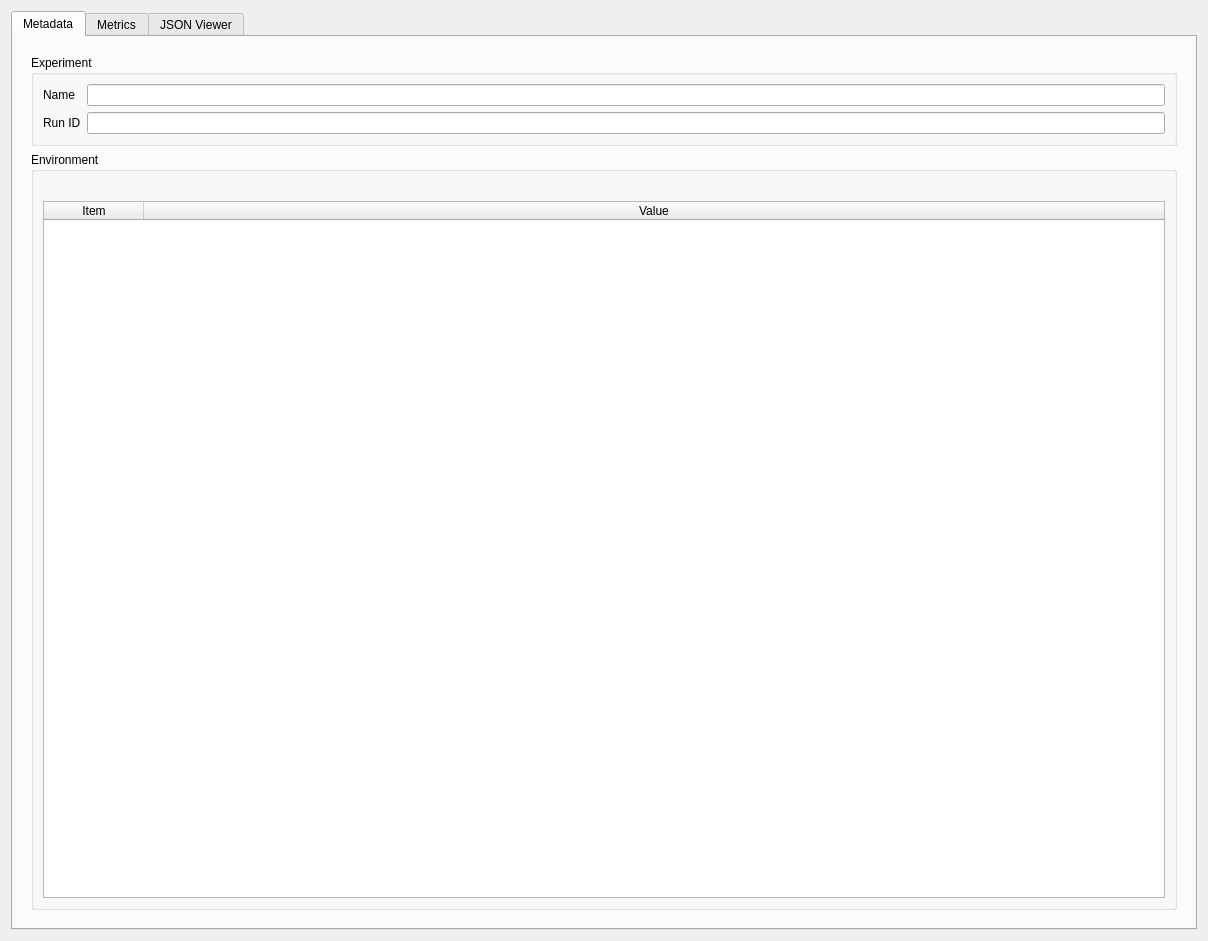
This is chia/tools/ui/json_result_viewer.ui in cabrust/chia as Qt 5 draws it before an edit. The edited form follows.
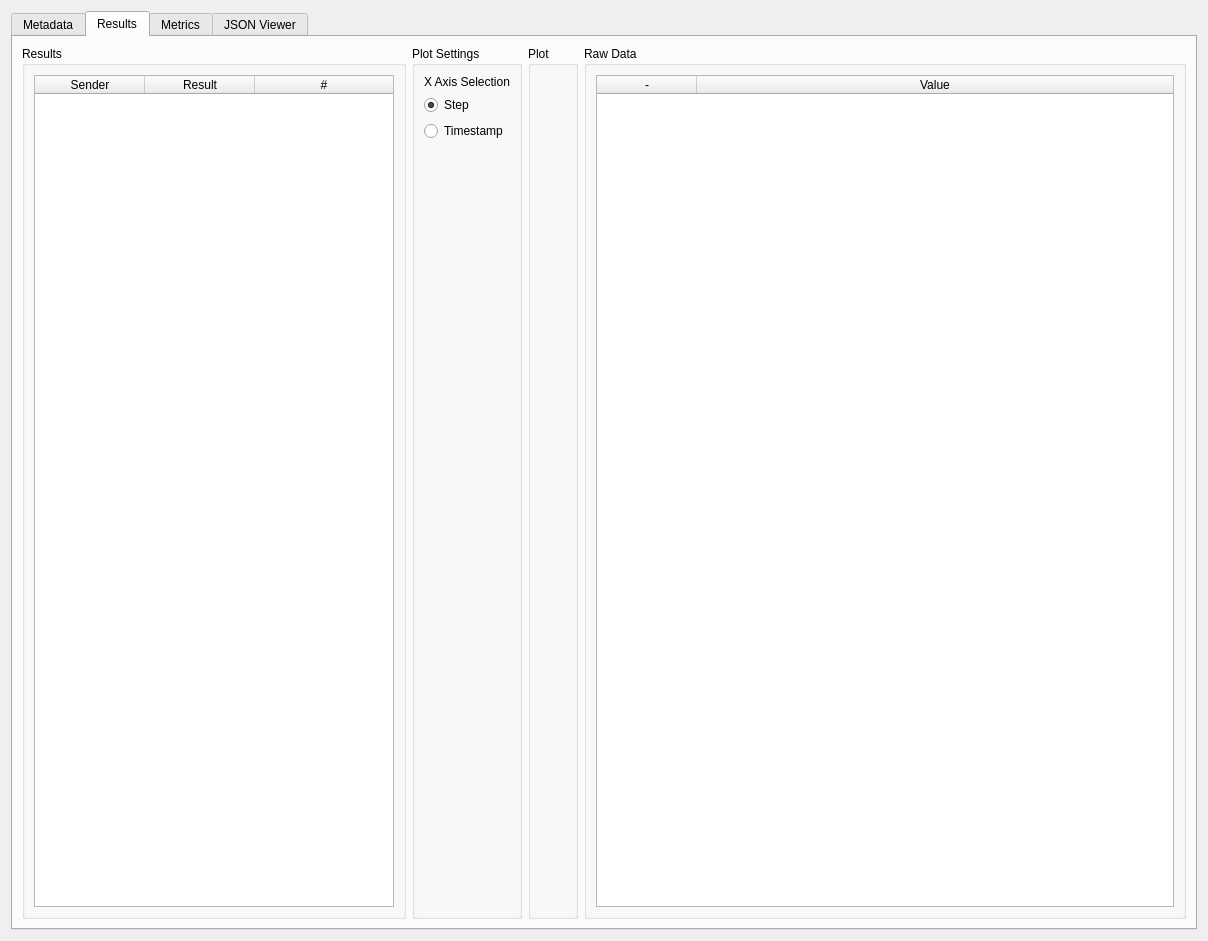
This is the edited form. The open tabs and pages were chosen to show the change.

Commit message: JSONResultViewer: Added result tab

```diff
--- a/chia/tools/ui/json_result_viewer.ui
+++ b/chia/tools/ui/json_result_viewer.ui
@@ -21,7 +21,13 @@
   </property>
   <layout class="QVBoxLayout" name="verticalLayout">
    <item>
-    <widget class="QTabWidget" name="tab_metrics">
+    <widget class="QTabWidget" name="tab_widget">
+     <property name="minimumSize">
+      <size>
+       <width>0</width>
+       <height>0</height>
+      </size>
+     </property>
      <property name="currentIndex">
       <number>0</number>
      </property>
@@ -117,7 +123,155 @@
        </item>
       </layout>
      </widget>
-     <widget class="QWidget" name="tab">
+     <widget class="QWidget" name="tab_results">
+      <attribute name="title">
+       <string>Results</string>
+      </attribute>
+      <layout class="QHBoxLayout" name="horizontalLayout_5">
+       <item>
+        <widget class="QGroupBox" name="groupBox_6">
+         <property name="maximumSize">
+          <size>
+           <width>384</width>
+           <height>16777215</height>
+          </size>
+         </property>
+         <property name="title">
+          <string>Results</string>
+         </property>
+         <layout class="QHBoxLayout" name="horizontalLayout_6">
+          <item>
+           <widget class="QTableWidget" name="table_resulttypes">
+            <property name="editTriggers">
+             <set>QAbstractItemView::NoEditTriggers</set>
+            </property>
+            <property name="selectionBehavior">
+             <enum>QAbstractItemView::SelectRows</enum>
+            </property>
+            <property name="columnCount">
+             <number>3</number>
+            </property>
+            <attribute name="horizontalHeaderDefaultSectionSize">
+             <number>110</number>
+            </attribute>
+            <attribute name="horizontalHeaderStretchLastSection">
+             <bool>true</bool>
+            </attribute>
+            <attribute name="verticalHeaderVisible">
+             <bool>false</bool>
+            </attribute>
+            <column>
+             <property name="text">
+              <string>Sender</string>
+             </property>
+            </column>
+            <column>
+             <property name="text">
+              <string>Result</string>
+             </property>
+            </column>
+            <column>
+             <property name="text">
+              <string>#</string>
+             </property>
+            </column>
+           </widget>
+          </item>
+         </layout>
+        </widget>
+       </item>
+       <item>
+        <widget class="QGroupBox" name="groupBox_7">
+         <property name="title">
+          <string>Plot Settings</string>
+         </property>
+         <layout class="QVBoxLayout" name="verticalLayout_9">
+          <item>
+           <widget class="QLabel" name="label_4">
+            <property name="text">
+             <string>X Axis Selection</string>
+            </property>
+           </widget>
+          </item>
+          <item>
+           <widget class="QRadioButton" name="radio_result_step">
+            <property name="text">
+             <string>Step</string>
+            </property>
+            <property name="checked">
+             <bool>true</bool>
+            </property>
+           </widget>
+          </item>
+          <item>
+           <widget class="QRadioButton" name="radio_result_timestamp">
+            <property name="text">
+             <string>Timestamp</string>
+            </property>
+           </widget>
+          </item>
+          <item>
+           <spacer name="verticalSpacer_2">
+            <property name="orientation">
+             <enum>Qt::Vertical</enum>
+            </property>
+            <property name="sizeHint" stdset="0">
+             <size>
+              <width>20</width>
+              <height>757</height>
+             </size>
+            </property>
+           </spacer>
+          </item>
+         </layout>
+        </widget>
+       </item>
+       <item>
+        <widget class="QGroupBox" name="groupbox_result_plot">
+         <property name="title">
+          <string>Plot</string>
+         </property>
+         <layout class="QHBoxLayout" name="horizontalLayout_8"/>
+        </widget>
+       </item>
+       <item>
+        <widget class="QGroupBox" name="groupBox_9">
+         <property name="minimumSize">
+          <size>
+           <width>300</width>
+           <height>0</height>
+          </size>
+         </property>
+         <property name="title">
+          <string>Raw Data</string>
+         </property>
+         <layout class="QVBoxLayout" name="verticalLayout_10">
+          <item>
+           <widget class="QTableWidget" name="table_resultraw">
+            <attribute name="horizontalHeaderStretchLastSection">
+             <bool>true</bool>
+            </attribute>
+            <attribute name="verticalHeaderVisible">
+             <bool>false</bool>
+            </attribute>
+            <column>
+             <property name="text">
+              <string>-</string>
+             </property>
+            </column>
+            <column>
+             <property name="text">
+              <string>Value</string>
+             </property>
+            </column>
+           </widget>
+          </item>
+         </layout>
+        </widget>
+       </item>
+      </layout>
+     </widget>
+     <widget class="QWidget" name="tab_metrics">
       <attribute name="title">
        <string>Metrics</string>
       </attribute>
```
Left out of the diff: 75 changed lines with no effect on the pictures. The commit also changes 1 other file.
